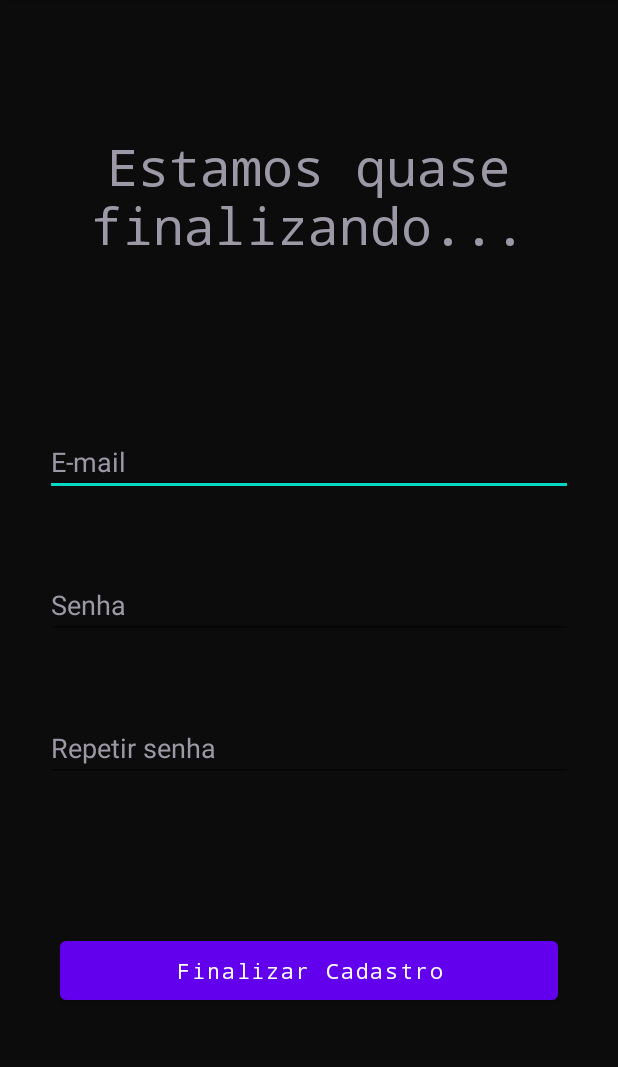
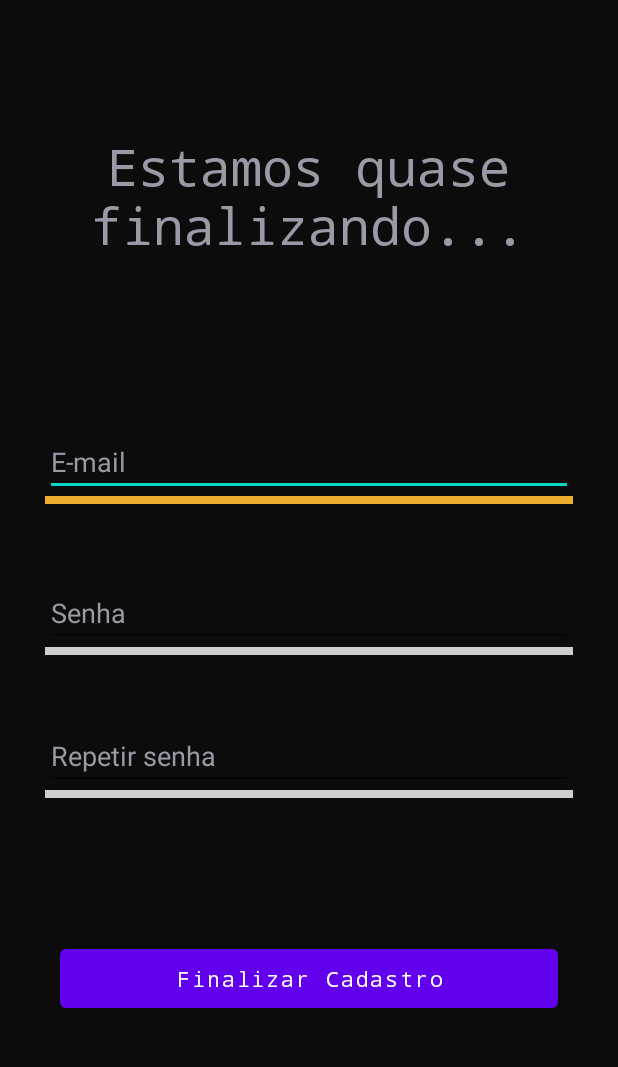
Before and after one commit to santos-erik2000/mobile-pizzaria, an Android app: the Cadastro2 screen opened directly, with no data from a screen before it, on a phone screen of 412 x 824 dp, the part 84-1151 px from its top. Run offline under Robolectric (Android 15) with nearby library versions, the phone set to English and light mode, and no system bars.

Commit message:
"Tela cadastro2 - parcial"

```diff
--- a/app/src/main/res/layout/activity_cadastro2.xml
+++ b/app/src/main/res/layout/activity_cadastro2.xml
@@ -38,6 +38,17 @@
         android:importantForAutofill="no"
         android:inputType="textEmailAddress" />
 
+    <View
+        android:id="@+id/linha1"
+        android:layout_width="match_parent"
+        android:layout_height="5dp"
+        android:layout_marginLeft="30dp"
+        android:layout_marginRight="30dp"
+        android:background="@color/yellow_view"
+        app:layout_constraintStart_toEndOf="parent"
+        app:layout_constraintStart_toStartOf="parent"
+        app:layout_constraintTop_toBottomOf="@id/email" />
+
     <EditText
         android:id="@+id/senha"
         android:layout_width="match_parent"
@@ -49,9 +60,20 @@
         android:textColorHint="@color/gray_cad"
         app:layout_constraintStart_toEndOf="parent"
         app:layout_constraintStart_toStartOf="parent"
-        app:layout_constraintTop_toBottomOf="@id/email"
+        app:layout_constraintTop_toBottomOf="@id/linha1"
         android:importantForAutofill="no"
         android:inputType="textPassword" />
+
+    <View
+        android:id="@+id/linha2"
+        android:layout_width="match_parent"
+        android:layout_height="5dp"
+        android:layout_marginLeft="30dp"
+        android:layout_marginRight="30dp"
+        android:background="@color/white_view"
+        app:layout_constraintStart_toEndOf="parent"
+        app:layout_constraintStart_toStartOf="parent"
+        app:layout_constraintTop_toBottomOf="@id/senha"/>
 
     <EditText
         android:id="@+id/senha2"
@@ -67,6 +89,17 @@
         app:layout_constraintTop_toBottomOf="@id/senha"
         android:importantForAutofill="no"
         android:inputType="textPassword" />
+
+    <View
+        android:id="@+id/linha3"
+        android:layout_width="match_parent"
+        android:layout_height="5dp"
+        android:layout_marginLeft="30dp"
+        android:layout_marginRight="30dp"
+        android:background="@color/white_view"
+        app:layout_constraintStart_toEndOf="parent"
+        app:layout_constraintStart_toStartOf="parent"
+        app:layout_constraintTop_toBottomOf="@id/senha2"/>
 
     <Button
         android:id="@+id/botao"
--- a/app/src/main/res/values/colors.xml
+++ b/app/src/main/res/values/colors.xml
@@ -9,4 +9,6 @@
     <color name="white">#FFFFFFFF</color>
     <color name="gray_cad">#9C98A6</color>
     <color name="green_button">#00C157</color>
+    <color name="yellow_view">#EEAD2D</color>
+    <color name="white_view">#CFCFCF</color>
 </resources>
```
Also changed, not shown: app/src/main/res/layout/activity_cadastro1.xml (+33 -0 lines).
